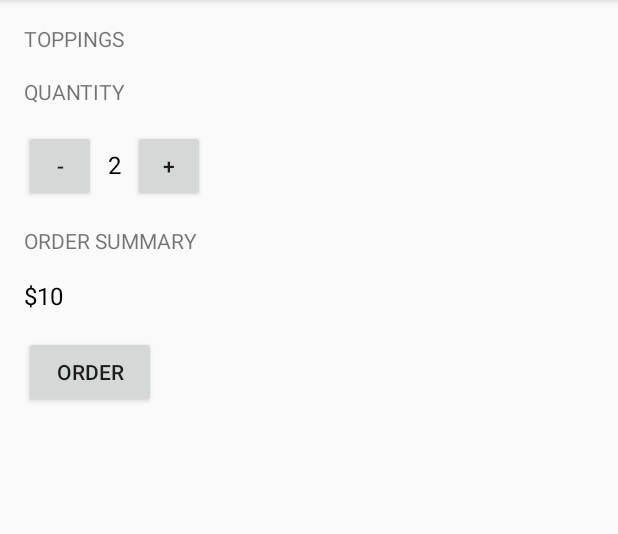
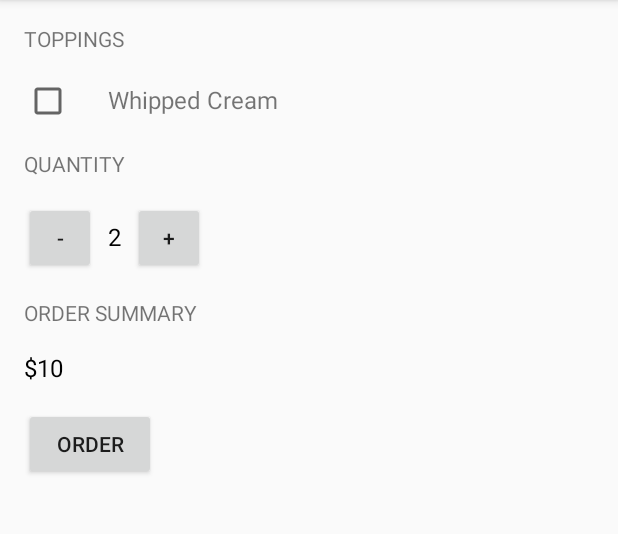
Before and after one commit to jsbaidwan/CoffeeBar, an Android app: the screen it shows after launch (MainActivity), on a phone screen of 412 x 824 dp, the part 84-618 px from its top. Run offline under Robolectric (Android 15) with nearby library versions, the phone set to English and light mode, and no system bars.

Commit message:
add whipped cream checkbox under Topping

```diff
--- a/app/src/main/res/layout/activity_main.xml
+++ b/app/src/main/res/layout/activity_main.xml
@@ -16,6 +16,25 @@
         android:layout_marginBottom="16dp"
         android:text="Toppings"
         android:textAllCaps="true" />
+
+    <LinearLayout
+        android:layout_width="wrap_content"
+        android:layout_height="wrap_content"
+        android:orientation="horizontal"
+        android:paddingBottom="16dp">
+
+        <CheckBox
+            android:layout_width="wrap_content"
+            android:layout_height="wrap_content"
+            android:paddingRight="24dp"
+            />
+        <TextView
+            android:layout_width="wrap_content"
+            android:layout_height="wrap_content"
+            android:text="Whipped Cream"
+            android:textSize="16sp"/>
+
+    </LinearLayout>
 
 
     <TextView
```
